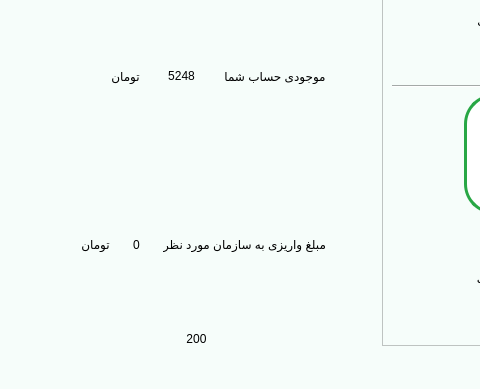
Qt form main.ui (Farazist/raspberrypi-app) before a commit; both pictures show x 0 to 480 and y 211 to 600 of the 1000 by 600 pixel window.
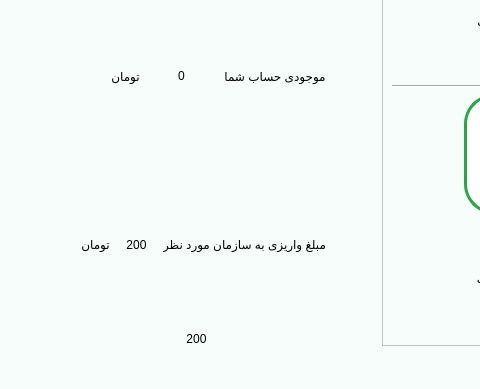
The same form after that commit. The open tabs and pages were chosen to show the change. Icons and pictures are not drawn.

```diff
--- a/main.ui
+++ b/main.ui
@@ -4162,7 +4162,7 @@
 color:#000000;</string>
               </property>
               <property name="text">
-               <string>&lt;html&gt;&lt;head/&gt;&lt;body&gt;&lt;p&gt;5248&lt;/p&gt;&lt;/body&gt;&lt;/html&gt;</string>
+               <string>&lt;html&gt;&lt;head/&gt;&lt;body&gt;&lt;p&gt;0&lt;/p&gt;&lt;/body&gt;&lt;/html&gt;</string>
               </property>
               <property name="alignment">
                <set>Qt::AlignCenter</set>
@@ -4208,7 +4208,7 @@
 color:#000000;</string>
               </property>
               <property name="text">
-               <string>0</string>
+               <string>200</string>
               </property>
               <property name="alignment">
                <set>Qt::AlignCenter</set>
```
Left out of the diff: 2 changed lines with no effect on the pictures.
